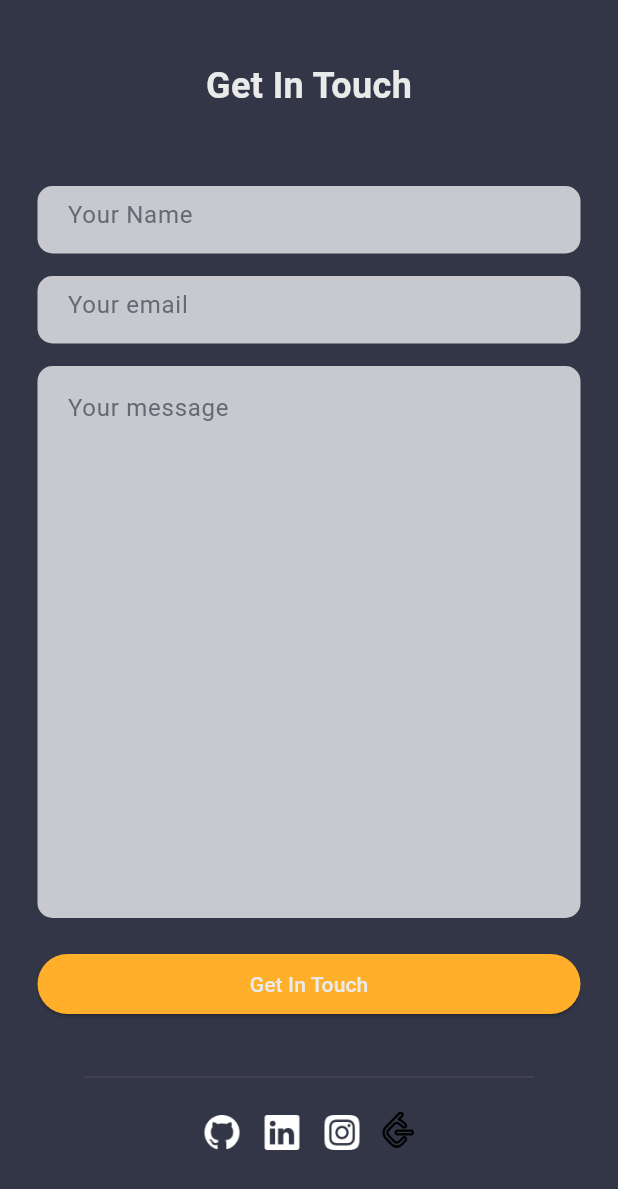
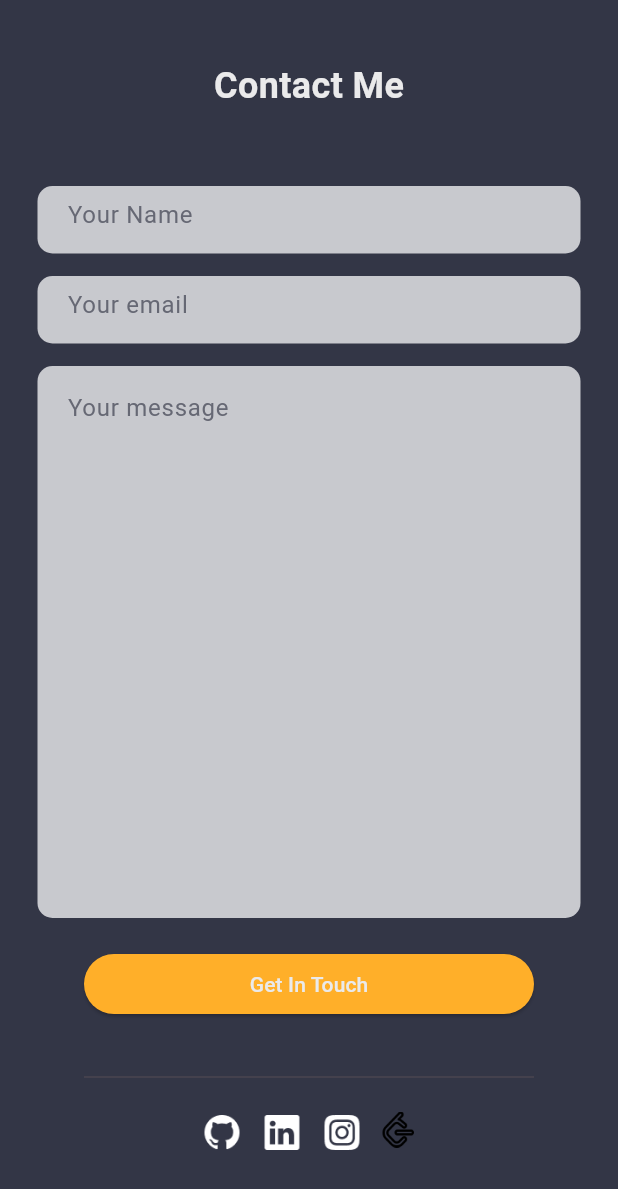
Before and after one commit to ksshitij/my_portfolio, a Flutter app: the ContactSection widget shown alone on an empty page, opened directly, after a tap on "Get In Touch", on a phone screen of 412 x 824 dp. Shown: the top 1189 px of the screen. Run offline on Flutter 3.47's test engine with Material 3 defaults, Android fonts, the phone set to English and light mode, and no system bars; missing offline and left inert: dart:js.

Commit message:
final commit

```diff
--- a/lib/widgets/contact_section.dart
+++ b/lib/widgets/contact_section.dart
@@ -6,8 +6,47 @@ import 'package:my_portfolio/constants/sns_links.dart';
 import 'package:my_portfolio/widgets/custom_text_field.dart';
 import 'dart:js' as js;
 
-class ContactSection extends StatelessWidget {
+class ContactSection extends StatefulWidget {
   const ContactSection({super.key});
+
+  @override
+  _ContactSectionState createState() => _ContactSectionState();
+}
+
+class _ContactSectionState extends State<ContactSection> {
+  final TextEditingController _nameController = TextEditingController();
+  final TextEditingController _emailController = TextEditingController();
+  final TextEditingController _messageController = TextEditingController();
+  bool _isSubmitted = false;
+
+  void _sendEmail() {
+    final String name = _nameController.text;
+    final String email = _emailController.text;
+    final String message = _messageController.text;
+
+    // Here you would integrate your email sending logic
+    // For now, we'll just simulate sending an email by showing the tick animation
+    if (name.isNotEmpty && email.isNotEmpty && message.isNotEmpty) {
+      // Simulate sending email
+      js.context.callMethod('open', [
+        'mailto:kshitijpatidar2003@gmail.com?subject=Message from $name&body=$message'
+      ]);
+
+      setState(() {
+        _isSubmitted = true;
+      });
+
+      // Reset the form after a delay
+      Future.delayed(const Duration(seconds: 2), () {
+        setState(() {
+          _isSubmitted = false;
+          _nameController.clear();
+          _emailController.clear();
+          _messageController.clear();
+        });
+      });
+    }
+  }
 
   @override
   Widget build(BuildContext context) {
@@ -16,20 +55,16 @@ class ContactSection extends StatelessWidget {
       color: CustomColor.bgLight1,
       child: Column(
         children: [
-          SizedBox(
-            height: 20,
-          ),
+          const SizedBox(height: 20),
           const Text(
-            "Get In Touch",
+            "Contact Me",
             style: TextStyle(
               fontWeight: FontWeight.bold,
               fontSize: 24,
               color: CustomColor.whitePrimary,
             ),
           ),
-          const SizedBox(
-            height: 50,
-          ),
+          const SizedBox(height: 50),
           ConstrainedBox(
             constraints: BoxConstraints(
               maxWidth: 700,
@@ -43,57 +78,51 @@ class ContactSection extends StatelessWidget {
               }
             }),
           ),
-          const SizedBox(
-            height: 15,
-          ),
-          //message
+          const SizedBox(height: 15),
+          // Message field
           ConstrainedBox(
             constraints: BoxConstraints(
               maxWidth: 700,
             ),
             child: CustomTextField(
+              controller: _messageController,
               hintText: "Your message",
               maxLines: 14,
             ),
           ),
-          const SizedBox(
-            height: 20,
-          ),
-          //send buttton
+          const SizedBox(height: 20),
+          // Send button
           ConstrainedBox(
             constraints: BoxConstraints(
-              maxWidth: 700,
+              maxWidth: 300,
             ),
             child: SizedBox(
               width: double.maxFinite,
               child: ElevatedButton(
-                onPressed: () {},
+                onPressed: _sendEmail,
                 style: ElevatedButton.styleFrom(
                   backgroundColor: CustomColor.yellowPrimary,
                 ),
-                child: Text(
-                  "Get In Touch",
-                  style: TextStyle(
-                    color: CustomColor.whitePrimary,
-                  ),
-                ),
+                child: _isSubmitted
+                    ? Icon(Icons.check, color: CustomColor.whitePrimary)
+                    : const Text(
+                        "Get In Touch",
+                        style: TextStyle(
+                          color: CustomColor.whitePrimary,
+                        ),
+                      ),
               ),
             ),
           ),
-          const SizedBox(
-            height: 30,
-          ),
+          const SizedBox(height: 30),
           ConstrainedBox(
             constraints: BoxConstraints(
               maxWidth: 300,
             ),
             child: const Divider(),
           ),
-          const SizedBox(
-            height: 15,
-          ),
-
-          //SNS ICON BUTTONS
+          const SizedBox(height: 15),
+          // SNS Icon Buttons
           Wrap(
             spacing: 12,
             runSpacing: 12,
@@ -145,19 +174,16 @@ class ContactSection extends StatelessWidget {
   Row buildNameEmailFieldDesktop() {
     return Row(
       children: [
-        //name field
         Flexible(
           child: CustomTextField(
+            controller: _nameController,
             hintText: "Your Name",
           ),
         ),
-
-        const SizedBox(
-          width: 15,
-        ),
-        //email section
+        const SizedBox(width: 15),
         Flexible(
           child: CustomTextField(
+            controller: _emailController,
             hintText: "Your email",
           ),
         ),
@@ -168,19 +194,16 @@ class ContactSection extends StatelessWidget {
   Column buildNameEmailFieldMobile() {
     return Column(
       children: [
-        //name field
         Flexible(
           child: CustomTextField(
+            controller: _nameController,
             hintText: "Your Name",
           ),
         ),
-
-        const SizedBox(
-          height: 15,
-        ),
-        //email section
+        const SizedBox(height: 15),
         Flexible(
           child: CustomTextField(
+            controller: _emailController,
             hintText: "Your email",
           ),
         ),
--- a/pubspec.yaml
+++ b/pubspec.yaml
@@ -39,6 +39,7 @@ dependencies:
   cupertino_icons: ^1.0.2
   animated_text_kit: ^4.2.1
   flutter_email_sender: ^5.0.2
+  emailjs: ^1.0.0
 
 dev_dependencies:
   flutter_test:
```
Also changed, not shown: pubspec.lock.
